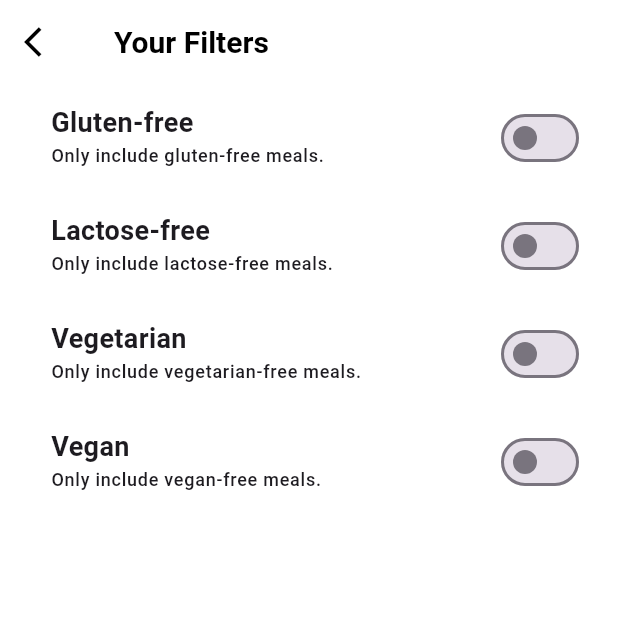
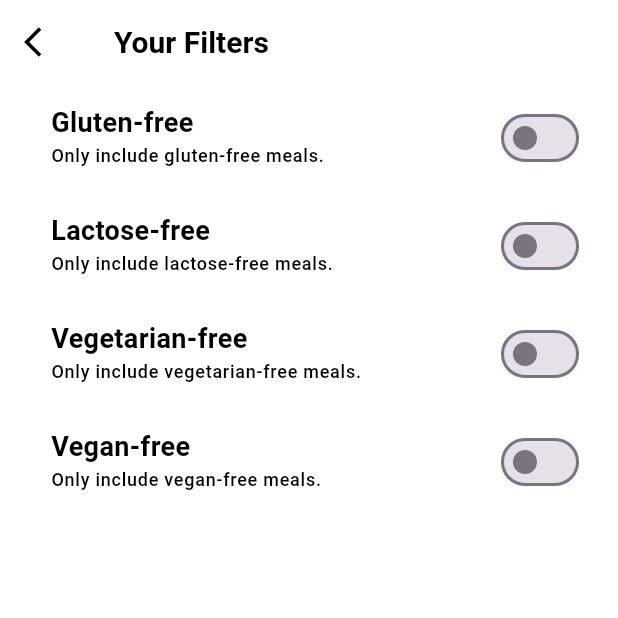
Before and after one commit to ahmedkamal22/Meals, a Flutter app: the screen it shows after launch, in the side drawer, after a tap on "Filters", on a phone screen of 412 x 824 dp, the top half of it. Run offline on Flutter 3.47's test engine with Material 3 defaults, Android fonts, the phone set to English and light mode, and no system bars; our stand-ins replace bloc, conditional_builder_null_safety, dio, flutter_bloc, fluttertoast, hexcolor and 2 more.

Commit message:
In this branch I enhanced the entire app

```diff
--- a/lib/layout/cubit/cubit.dart
+++ b/lib/layout/cubit/cubit.dart
@@ -4,6 +4,7 @@ import 'package:meals/layout/cubit/states.dart';
 import 'package:meals/models/meals_model.dart';
 import 'package:meals/modules/categories_screen.dart';
 import 'package:meals/modules/favourites_screen.dart';
+import 'package:meals/shared/components/constants.dart';
 
 class MealsCubit extends Cubit<MealsStates> {
   MealsCubit() : super(MealsInitialState());
@@ -50,4 +51,51 @@ class MealsCubit extends Cubit<MealsStates> {
       emit(MealsAddToFavouritesState());
     }
   }
+
+  selectFilters({required Map<Filter, bool> filtered}) {
+    availableMeals = dummyMeals.where((element) {
+      if (!filtered.containsValue(true)) {
+        return true;
+      }
+      if (filtered[Filter.gluten] == false && element.isGlutenFree == false) {
+        return false;
+      }
+      if (filtered[Filter.lactose] == false && element.isLactoseFree == false) {
+        return false;
+      }
+      if (filtered[Filter.vegetarian] == false &&
+          element.isVegetarian == false) {
+        return false;
+      }
+      if (filtered[Filter.vegan] == false && element.isVegan == false) {
+        return false;
+      }
+      return true;
+    }).toList();
+  }
+
+  bool isGluten = false;
+  bool isLactose = false;
+  bool isVegetarian = false;
+  bool isVegan = false;
+
+  changeGlutenState() {
+    isGluten = !isGluten;
+    emit(MealsChangeGlutenState());
+  }
+
+  changeLactoseState() {
+    isLactose = !isLactose;
+    emit(MealsChangeLactoseState());
+  }
+
+  changeVegetarianState() {
+    isVegetarian = !isVegetarian;
+    emit(MealsChangeVegetarianState());
+  }
+
+  changeVeganState() {
+    isVegan = !isVegan;
+    emit(MealsChangeVeganState());
+  }
 }
--- a/lib/layout/cubit/states.dart
+++ b/lib/layout/cubit/states.dart
@@ -7,3 +7,11 @@ class MealsChangeBottomNavState extends MealsStates {}
 class MealsAddToFavouritesState extends MealsStates {}
 
 class MealsRemoveFromFavouritesState extends MealsStates {}
+
+class MealsChangeGlutenState extends MealsStates {}
+
+class MealsChangeLactoseState extends MealsStates {}
+
+class MealsChangeVegetarianState extends MealsStates {}
+
+class MealsChangeVeganState extends MealsStates {}
--- a/lib/layout/home_screen.dart
+++ b/lib/layout/home_screen.dart
@@ -4,9 +4,9 @@ import 'package:meals/layout/cubit/cubit.dart';
 import 'package:meals/layout/cubit/states.dart';
 import 'package:meals/models/meals_model.dart';
 import 'package:meals/modules/filters_screen.dart';
+import 'package:meals/modules/settings_screen.dart';
 import 'package:meals/shared/components/components.dart';
 import 'package:meals/shared/components/constants.dart';
-import 'package:meals/shared/cubit/cubit.dart';
 
 class HomeScreen extends StatelessWidget {
   HomeScreen({super.key, required this.filteredItems, this.meals});
@@ -20,48 +20,28 @@ class HomeScreen extends StatelessWidget {
       listener: (BuildContext context, MealsStates state) {},
       builder: (BuildContext context, MealsStates state) {
         var cubit = MealsCubit.get(context);
-        availableMeals = dummyMeals.where((element) {
-          if (!filteredItems.containsValue(true)) {
-            return true;
-          }
-          if (filteredItems[Filter.gluten] == false &&
-              element.isGlutenFree == false) {
-            return false;
-          }
-          if (filteredItems[Filter.lactose] == false &&
-              element.isLactoseFree == false) {
-            return false;
-          }
-          if (filteredItems[Filter.vegetarian] == false &&
-              element.isVegetarian == false) {
-            return false;
-          }
-          if (filteredItems[Filter.vegan] == false &&
-              element.isVegan == false) {
-            return false;
-          }
-          return true;
-        }).toList();
+        cubit.selectFilters(filtered: filteredItems);
         return Scaffold(
           appBar: AppBar(
             title: Text(cubit.titles[cubit.currentIndex]),
-            actions: [
-              IconButton(
-                  onPressed: () {
-                    AppCubit.get(context).changeAppMode();
-                  },
-                  icon: const Icon(Icons.change_circle_outlined))
-            ],
           ),
           drawer: customDrawer(
-              context: context,
-              navigation: () {
-                navigateTo(
-                    context,
-                    FiltersScreen(
-                      currentFilters: filteredItems,
-                    ));
-              }),
+            context: context,
+            filterNavigation: () {
+              navigateTo(
+                context,
+                FiltersScreen(
+                  currentFilters: filteredItems,
+                ),
+              );
+            },
+            settingsNavigation: () {
+              navigateTo(
+                context,
+                SettingsScreen(),
+              );
+            },
+          ),
           body: cubit.screens[cubit.currentIndex],
           bottomNavigationBar: BottomNavigationBar(
             currentIndex: cubit.currentIndex,
--- a/lib/modules/filters_screen.dart
+++ b/lib/modules/filters_screen.dart
@@ -1,35 +1,22 @@
 import 'package:flutter/material.dart';
+import 'package:flutter_bloc/flutter_bloc.dart';
+import 'package:meals/layout/cubit/cubit.dart';
+import 'package:meals/layout/cubit/states.dart';
 import 'package:meals/layout/home_screen.dart';
 import 'package:meals/shared/components/components.dart';
 import 'package:meals/shared/components/constants.dart';
 
-class FiltersScreen extends StatefulWidget {
+class FiltersScreen extends StatelessWidget {
   FiltersScreen({super.key, required this.currentFilters});
 
   Map<Filter, bool> currentFilters;
 
   @override
-  State<FiltersScreen> createState() => _FiltersScreenState();
-}
-
-class _FiltersScreenState extends State<FiltersScreen> {
-  bool isGluten = false;
-  bool isLactose = false;
-  bool isVegetarian = false;
-  bool isVegan = false;
-
-  @override
-  void initState() {
-    super.initState();
-    isGluten = widget.currentFilters[Filter.gluten]!;
-    isLactose = widget.currentFilters[Filter.lactose]!;
-    isVegetarian = widget.currentFilters[Filter.vegetarian]!;
-    isVegan = widget.currentFilters[Filter.vegan]!;
-  }
-
-  @override
   Widget build(BuildContext context) {
-    var theme = Theme.of(context);
+    return BlocConsumer<MealsCubit, MealsStates>(
+      listener: (BuildContext context, MealsStates state) {},
+      builder: (BuildContext context, MealsStates state) {
+        var cubit = MealsCubit.get(context);
         return Scaffold(
           appBar: AppBar(
             title: const Text("Your Filters"),
@@ -39,10 +26,10 @@ class _FiltersScreenState extends State<FiltersScreen> {
                       context,
                       HomeScreen(
                         filteredItems: {
-                      Filter.gluten: isGluten,
-                      Filter.lactose: isLactose,
-                      Filter.vegetarian: isVegetarian,
-                      Filter.vegan: isVegan,
+                          Filter.gluten: cubit.isGluten,
+                          Filter.lactose: cubit.isLactose,
+                          Filter.vegetarian: cubit.isVegetarian,
+                          Filter.vegan: cubit.isVegan,
                         },
                       ));
                 },
@@ -54,109 +41,47 @@ class _FiltersScreenState extends State<FiltersScreen> {
             },
             child: Column(
               children: [
-            SwitchListTile(
-              value: isGluten,
+                defaultSwitchListTile(
+                  context: context,
+                  value: cubit.isGluten,
                   onChanged: (value) {
-                setState(() {
-                  isGluten = value;
-                });
+                    cubit.changeGlutenState();
                   },
-              title: Text(
-                "Gluten-free",
-                style: theme.textTheme.bodyMedium!.copyWith(
-                  color: theme.colorScheme.onBackground,
+                  text: "Gluten-free",
+                  subtitle: "Only include gluten-free meals.",
                 ),
+                defaultSwitchListTile(
+                  context: context,
+                  value: cubit.isLactose,
+                  onChanged: (value) {
+                    cubit.changeLactoseState();
+                  },
+                  text: "Lactose-free",
+                  subtitle: "Only include lactose-free meals.",
                 ),
-              subtitle: Text(
-                "Only include gluten-free meals.",
-                style: theme.textTheme.labelMedium!.copyWith(
-                  color: theme.colorScheme.onBackground,
+                defaultSwitchListTile(
+                  context: context,
+                  value: cubit.isVegetarian,
+                  onChanged: (value) {
+                    cubit.changeVegetarianState();
+                  },
+                  text: "Vegetarian-free",
+                  subtitle: "Only include vegetarian-free meals.",
                 ),
-              ),
-              activeColor: theme.colorScheme.tertiary,
-              contentPadding: const EdgeInsetsDirectional.only(
-                start: 34,
-                end: 22,
-              ),
-            ),
-            SwitchListTile(
-              value: isLactose,
+                defaultSwitchListTile(
+                  context: context,
+                  value: cubit.isVegan,
                   onChanged: (value) {
-                setState(() {
-                  isLactose = value;
-                });
+                    cubit.changeVeganState();
                   },
-              title: Text(
-                "Lactose-free",
-                style: theme.textTheme.bodyMedium!.copyWith(
-                  color: theme.colorScheme.onBackground,
-                ),
-              ),
-              subtitle: Text(
-                "Only include lactose-free meals.",
-                style: theme.textTheme.labelMedium!.copyWith(
-                  color: theme.colorScheme.onBackground,
-                ),
-              ),
-              activeColor: theme.colorScheme.tertiary,
-              contentPadding: const EdgeInsetsDirectional.only(
-                start: 34,
-                end: 22,
-              ),
-            ),
-            SwitchListTile(
-              value: isVegetarian,
-              onChanged: (value) {
-                setState(() {
-                  isVegetarian = value;
-                });
-              },
-              title: Text(
-                "Vegetarian",
-                style: theme.textTheme.bodyMedium!.copyWith(
-                  color: theme.colorScheme.onBackground,
-                ),
-              ),
-              subtitle: Text(
-                "Only include vegetarian-free meals.",
-                style: theme.textTheme.labelMedium!.copyWith(
-                  color: theme.colorScheme.onBackground,
-                ),
-              ),
-              activeColor: theme.colorScheme.tertiary,
-              contentPadding: const EdgeInsetsDirectional.only(
-                start: 34,
-                end: 22,
-              ),
-            ),
-            SwitchListTile(
-              value: isVegan,
-              onChanged: (value) {
-                setState(() {
-                  isVegan = value;
-                });
-              },
-              title: Text(
-                "Vegan",
-                style: theme.textTheme.bodyMedium!.copyWith(
-                  color: theme.colorScheme.onBackground,
-                ),
-              ),
-              subtitle: Text(
-                "Only include vegan-free meals.",
-                style: theme.textTheme.labelMedium!.copyWith(
-                  color: theme.colorScheme.onBackground,
-                ),
-              ),
-              activeColor: theme.colorScheme.tertiary,
-              contentPadding: const EdgeInsetsDirectional.only(
-                start: 34,
-                end: 22,
-              ),
+                  text: "Vegan-free",
+                  subtitle: "Only include vegan-free meals.",
                 ),
               ],
             ),
           ),
         );
+      },
+    );
   }
 }
--- a/lib/modules/meals_screen.dart
+++ b/lib/modules/meals_screen.dart
@@ -32,7 +32,8 @@ class MealsScreen extends StatelessWidget {
           itemCount: meals!.length,
         ),
         fallback: (BuildContext context) => Center(
-            child: defaultTestScreen(text: "Empty meal select another one")),
+            child:
+                defaultTestScreen(text: "Empty meal select another Category")),
       ),
     );
   }
--- a/lib/shared/components/components.dart
+++ b/lib/shared/components/components.dart
@@ -395,12 +395,19 @@ Widget defaultListTile({
     ListTile(
       leading: Icon(icon,
           size: 26, color: Theme.of(context).colorScheme.onBackground),
-      title: Text(text, style: Theme.of(context).textTheme.bodyMedium),
+      title: Text(text,
+          style: Theme.of(context)
+              .textTheme
+              .bodyMedium!
+              .copyWith(color: Colors.white)),
       hoverColor: Colors.blue,
       onTap: onTap,
     );
 
-Widget customDrawer({required context, required Function() navigation}) =>
+Widget customDrawer(
+        {required context,
+        required Function() filterNavigation,
+        required Function() settingsNavigation}) =>
     Drawer(
       width: MediaQuery.of(context).size.width / 1.5,
       shadowColor: Colors.white,
@@ -454,10 +461,45 @@ Widget customDrawer({required context, required Function() navigation}) =>
               }),
           defaultListTile(
             context: context,
+            icon: Icons.filter_alt,
+            text: "Filters",
+            onTap: filterNavigation,
+          ),
+          defaultListTile(
+            context: context,
             icon: Icons.settings,
-            text: "Filters",
-            onTap: navigation,
+            text: "Settings",
+            onTap: settingsNavigation,
           ),
         ],
       ),
     );
+
+Widget defaultSwitchListTile({
+  required context,
+  required bool value,
+  required Function(bool)? onChanged,
+  required String text,
+  required String subtitle,
+}) =>
+    SwitchListTile(
+      value: value,
+      onChanged: onChanged,
+      title: Text(
+        text,
+        style: Theme.of(context).textTheme.bodyMedium!.copyWith(
+              color: setColor(context),
+            ),
+      ),
+      subtitle: Text(
+        subtitle,
+        style: Theme.of(context).textTheme.labelMedium!.copyWith(
+              color: setColor(context),
+            ),
+      ),
+      activeColor: Theme.of(context).colorScheme.tertiary,
+      contentPadding: const EdgeInsetsDirectional.only(
+        start: 34,
+        end: 22,
+      ),
+    );
--- a/lib/shared/components/constants.dart
+++ b/lib/shared/components/constants.dart
@@ -1,6 +1,7 @@
 import 'package:flutter/material.dart';
 import 'package:meals/models/category_model.dart';
 import 'package:meals/models/meals_model.dart';
+import 'package:meals/shared/cubit/cubit.dart';
 
 final categories = [
   CategoryModel(id: 'c1', title: 'Italian', color: Colors.purple),
@@ -376,3 +377,7 @@ Map<Filter, bool> initialFilters = {
 };
 
 late List<MealsModel> availableMeals;
+
+Color setColor(context) {
+  return AppCubit.get(context).isDark ? Colors.white : Colors.black;
+}
```
Also changed, not shown: lib/modules/meal_details_screen.dart (+8 -3 lines), lib/modules/settings_screen.dart (added, +54 -0 lines), 2 other files. Lines whose indentation alone changed are shown as unchanged.
